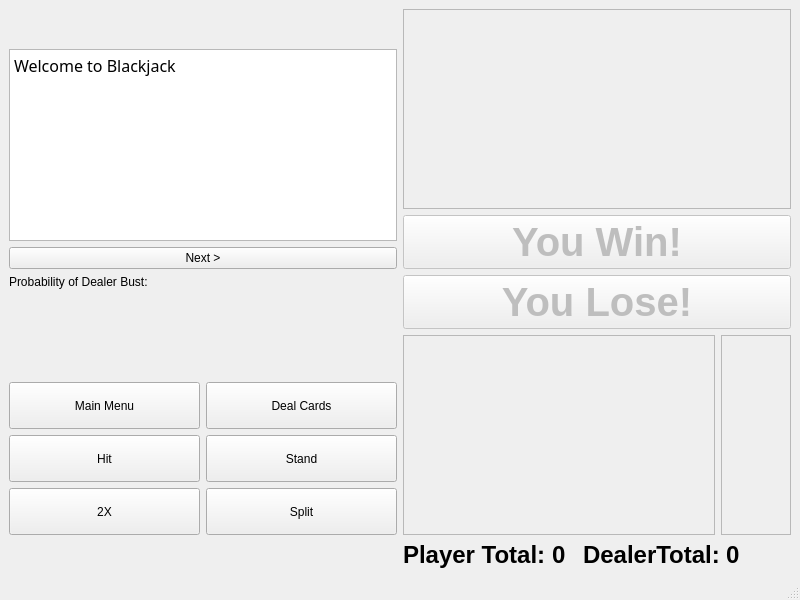
Before: the Qt Designer form blackJackTeacher/PlayingWindow.ui in UofU-CS3505/cs3505-assignment9-BradleyBartelt, drawn with Qt 5.
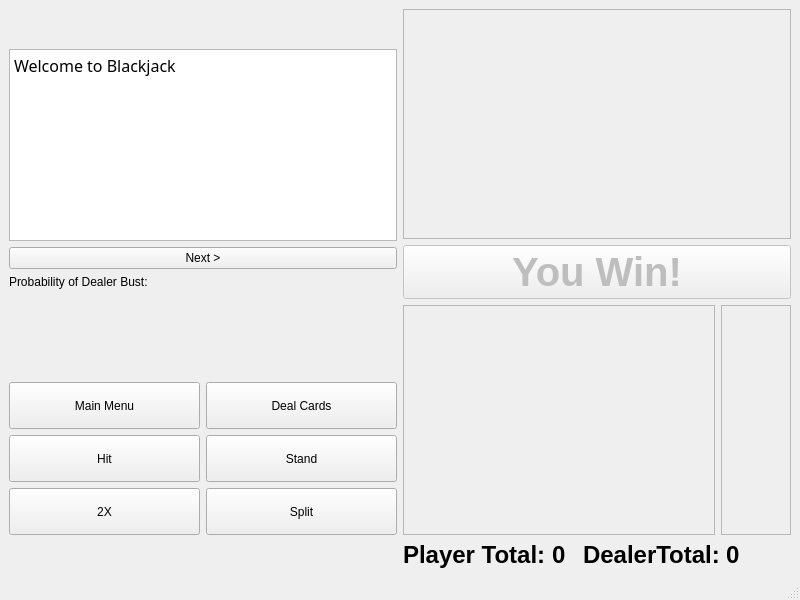
After: the same form once the commit is applied.

The edit to the form file:
```diff
--- a/blackJackTeacher/PlayingWindow.ui
+++ b/blackJackTeacher/PlayingWindow.ui
@@ -84,7 +84,7 @@
      </layout>
     </item>
     <item row="0" column="1" rowspan="2">
-     <layout class="QVBoxLayout" name="playAreaLayout" stretch="2,2,2,2">
+     <layout class="QVBoxLayout" name="playAreaLayout" stretch="2,2,2">
       <item>
        <widget class="QScrollArea" name="dealerArea">
         <property name="widgetResizable">
@@ -96,7 +96,7 @@
            <x>0</x>
            <y>0</y>
            <width>379</width>
-           <height>175</height>
+           <height>202</height>
           </rect>
          </property>
          <layout class="QHBoxLayout" name="horizontalLayout"/>
@@ -119,22 +119,6 @@
         </property>
        </widget>
       </item>
-      <item>
-       <widget class="QPushButton" name="loseButton">
-        <property name="enabled">
-         <bool>false</bool>
-        </property>
-        <property name="font">
-         <font>
-          <pointsize>30</pointsize>
-          <bold>true</bold>
-         </font>
-        </property>
-        <property name="text">
-         <string>You Lose!</string>
-        </property>
-       </widget>
-      </item>
       <item>
        <layout class="QHBoxLayout" name="handLayout" stretch="1,0">
         <item>
@@ -148,7 +132,7 @@
              <x>0</x>
              <y>0</y>
              <width>293</width>
-             <height>173</height>
+             <height>200</height>
             </rect>
            </property>
            <layout class="QHBoxLayout" name="horizontalLayout_8"/>
@@ -166,7 +150,7 @@
              <x>0</x>
              <y>0</y>
              <width>72</width>
-             <height>173</height>
+             <height>200</height>
             </rect>
            </property>
            <layout class="QHBoxLayout" name="horizontalLayout_2">
```
